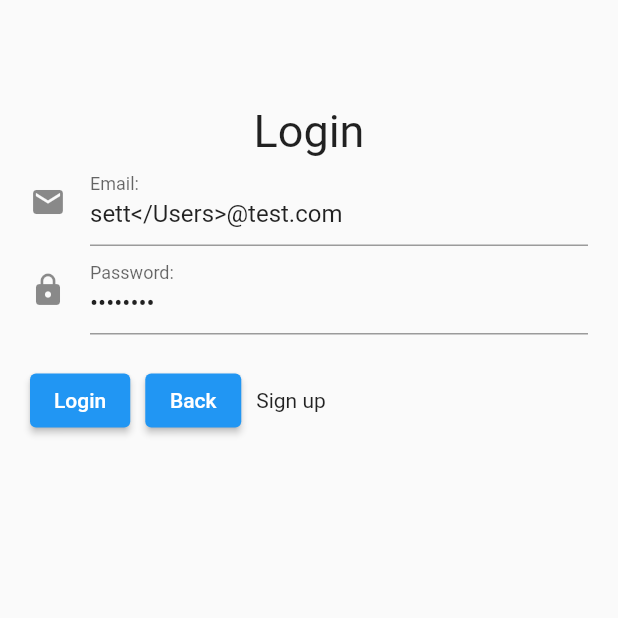
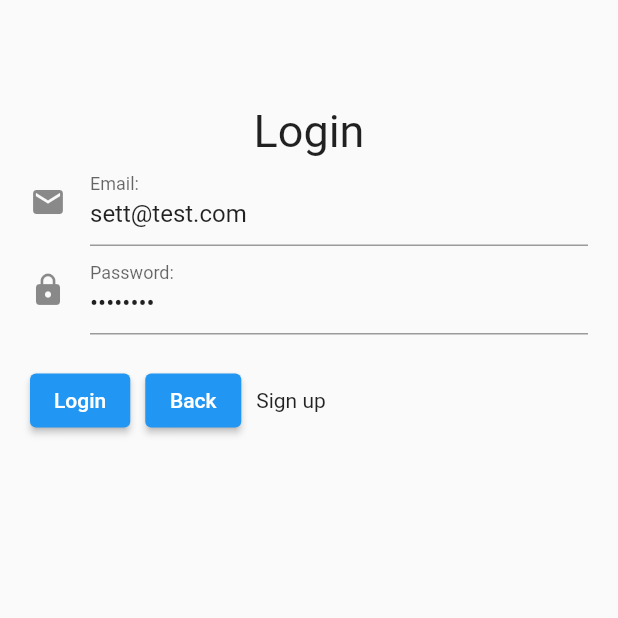
Before and after one commit to morkkstp/ITD62-322_PRG3_CRUD, a Flutter app: the screen it shows after launch, in the side drawer, after a tap on "Login", on a phone screen of 412 x 824 dp, the top half of it. Run offline on Flutter 3.47's test engine with Material 2 defaults, Android fonts, the phone set to English and light mode, and no system bars; our stand-ins replace email_validator; accounts and stored records are empty; network calls fail.

```diff
--- a/lib/screens/login.dart
+++ b/lib/screens/login.dart
@@ -46,7 +46,7 @@ class _LoginState extends State<Login> {
 
   Widget emailInputField() {
     return TextFormField(
-      initialValue: "sett</Users>@test.com",
+      initialValue: "sett@test.com",
       decoration: InputDecoration(labelText: "Email:", icon: Icon(Icons.email)),
       validator: (value) {
         if (value!.isEmpty) {
```
